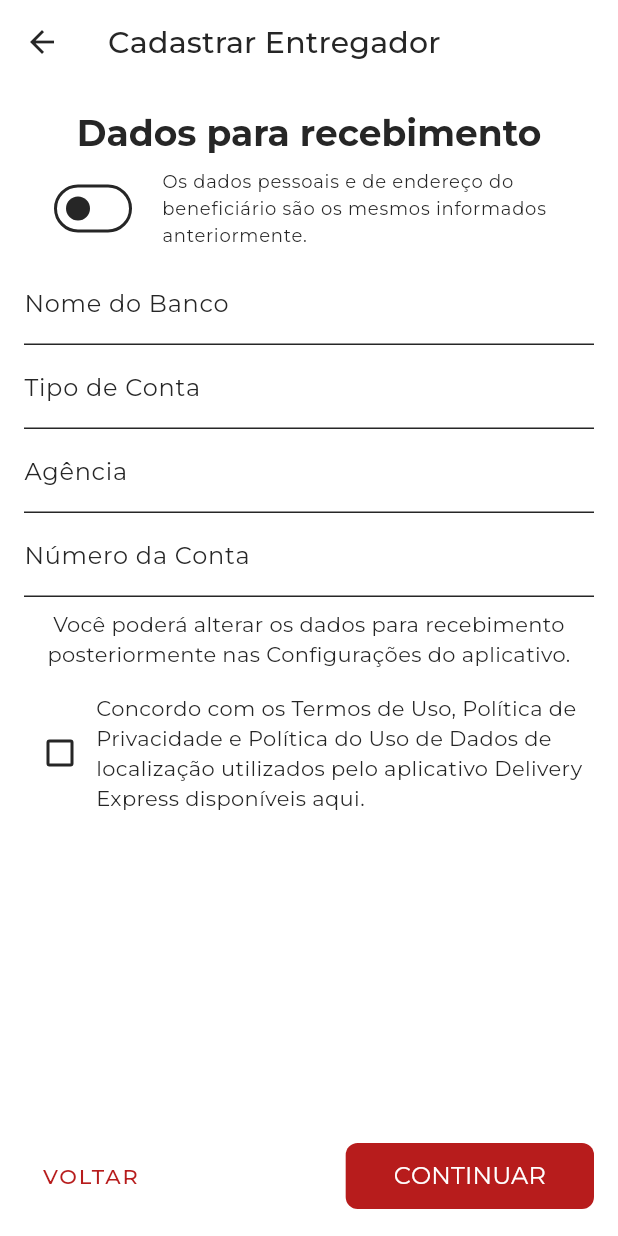
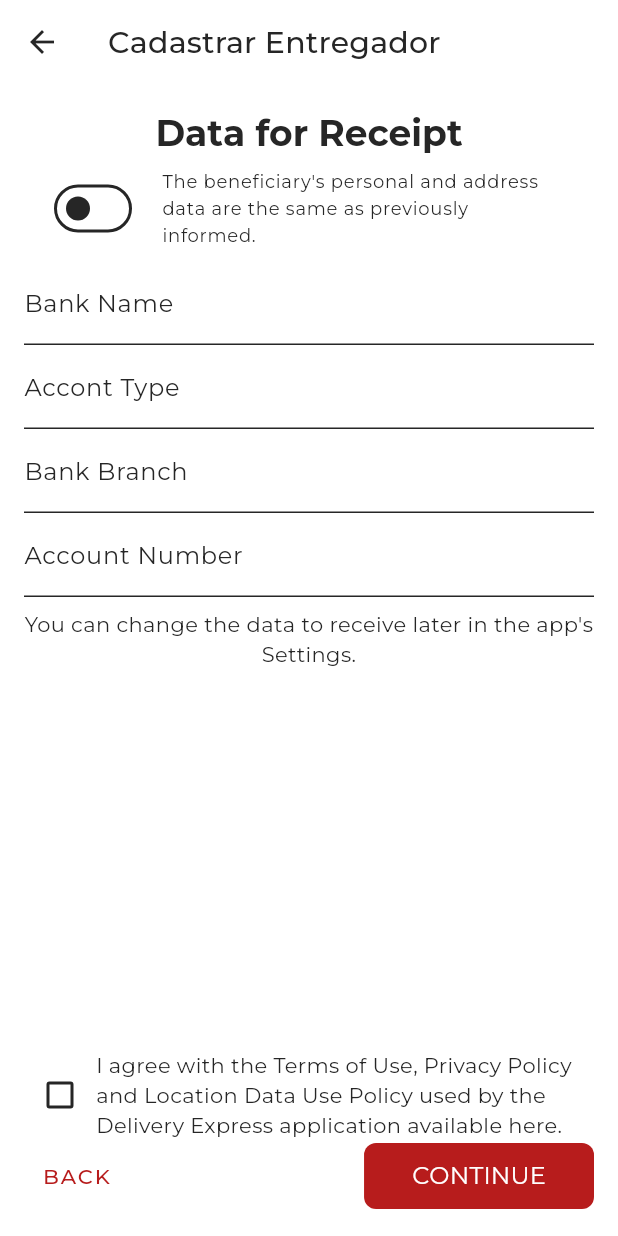
Before and after one commit to pmalaquias/delivery_express, a Flutter app: the SignUpDeliveryMan screen opened directly, swiped to page 5, on a phone screen of 412 x 824 dp. Run offline on Flutter 3.47's test engine with Material 2 defaults, Android fonts, the phone set to English and light mode, and no system bars; our stand-ins replace dropdown_button2, equatable, firebase_auth, firebase_core, flutter_colorpicker, flutter_svg and 2 more; accounts and stored records are empty.

Commit message:
Translated Delivery Person Registration

```diff
--- a/lib/ui/pages/signup/views/bank_data_view.dart
+++ b/lib/ui/pages/signup/views/bank_data_view.dart
@@ -21,16 +21,20 @@ class _BankDataDeliverymanViewState extends State<BankDataDeliverymanView> {
     return Column(
       mainAxisAlignment: MainAxisAlignment.spaceBetween,
       children: [
+        Expanded(
+          child: Column(
+            mainAxisAlignment: MainAxisAlignment.spaceBetween,
+            children: [
               Column(
                 children: [
                   Text(
-              'Dados para recebimento',
+                    AppLocalizations.of(context)!.dataForReceipt,
                     style: Theme.of(context).textTheme.headline5!.copyWith(fontWeight: FontWeight.bold),
                   ),
                   ListTile(
-              title: const Text(
-                'Os dados pessoais e de endereço do beneficiário são os mesmos informados anteriormente.',
-                style: TextStyle(fontSize: 12),
+                    title: Text(
+                      AppLocalizations.of(context)!.confirmPreviouslyUsedData,
+                      style: const TextStyle(fontSize: 12),
                     ),
                     leading: Switch(
                         //activeColor: AppColors.primaryRed,
@@ -42,35 +46,37 @@ class _BankDataDeliverymanViewState extends State<BankDataDeliverymanView> {
                         }),
                   ),
                   TextFormField(
-              decoration: const InputDecoration(
-                hintText: 'Nome do Banco',
-                label: Text('Nome do Banco'),
+                    decoration: InputDecoration(
+                      hintText: AppLocalizations.of(context)!.bankName,
+                      label: Text(AppLocalizations.of(context)!.bankName),
                     ),
                   ),
                   TextFormField(
-              decoration: const InputDecoration(
-                hintText: 'Tipo de Conta',
-                label: Text('Tipo de Conta'),
+                    decoration: InputDecoration(
+                      hintText: AppLocalizations.of(context)!.accontType,
+                      label: Text(AppLocalizations.of(context)!.accontType),
                     ),
                   ),
                   TextFormField(
-              decoration: const InputDecoration(
-                hintText: 'Agência',
-                label: Text('Agência'),
+                    decoration: InputDecoration(
+                      hintText: AppLocalizations.of(context)!.bankBranch,
+                      label: Text(AppLocalizations.of(context)!.bankBranch),
                     ),
                   ),
                   TextFormField(
-              decoration: const InputDecoration(
-                hintText: 'Número da Conta',
-                label: Text('Número da Conta'),
+                    decoration: InputDecoration(
+                      hintText: AppLocalizations.of(context)!.accountNumber,
+                      label: Text(AppLocalizations.of(context)!.accountNumber),
                     ),
                   ),
                   const SizedBox(height: 8),
-            const Text(
-              'Você poderá alterar os dados para recebimento posteriormente nas Configurações do aplicativo.',
+                  Text(
+                    AppLocalizations.of(context)!.changeReceiptData,
                     textAlign: TextAlign.center,
                   ),
                   const SizedBox(height: 16),
+                ],
+              ),
               Row(
                 children: [
                   Checkbox(
@@ -81,14 +87,15 @@ class _BankDataDeliverymanViewState extends State<BankDataDeliverymanView> {
                       });
                     },
                   ),
-                const Expanded(
+                  Expanded(
                     child: Text(
-                    'Concordo com os Termos de Uso, Política de Privacidade e Política do Uso de Dados de localização utilizados pelo aplicativo Delivery Express disponíveis aqui.',
+                      AppLocalizations.of(context)!.termsOfUseReceiptData,
                     ),
                   ),
                 ],
               ),
             ],
+          ),
         ),
         Row(
           mainAxisAlignment: MainAxisAlignment.spaceBetween,
@@ -102,7 +109,7 @@ class _BankDataDeliverymanViewState extends State<BankDataDeliverymanView> {
                   );
                 });
               },
-              child: const Text('VOLTAR'),
+              child: Text(AppLocalizations.of(context)!.backButton.toUpperCase()),
             ),
             ElevatedButton(
               onPressed: () {
@@ -113,7 +120,7 @@ class _BankDataDeliverymanViewState extends State<BankDataDeliverymanView> {
                   );
                 });
               },
-              child: const Text('CONTINUAR'),
+              child: Text(AppLocalizations.of(context)!.continueButton.toUpperCase()),
             ),
           ],
         ),
```
Also changed, not shown: lib/ui/pages/signup/views/personal_data_view.dart (+14 -14 lines), lib/ui/pages/signup/views/vehicle_data_view.dart (+22 -20 lines). Lines whose indentation alone changed are shown as unchanged.
